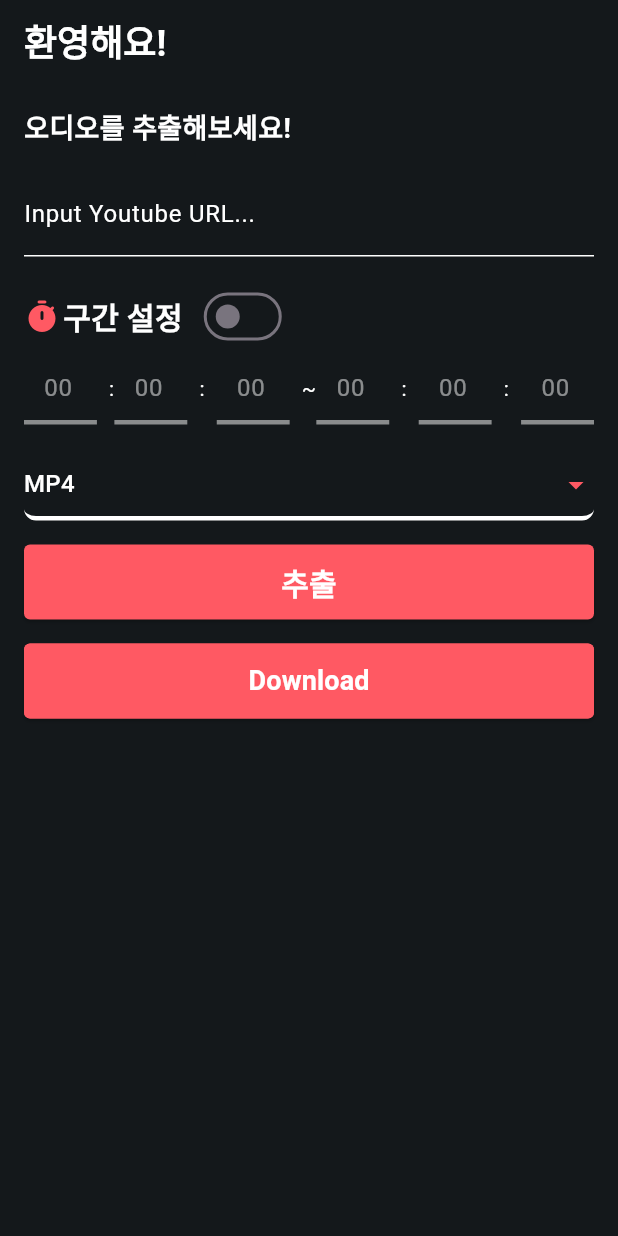
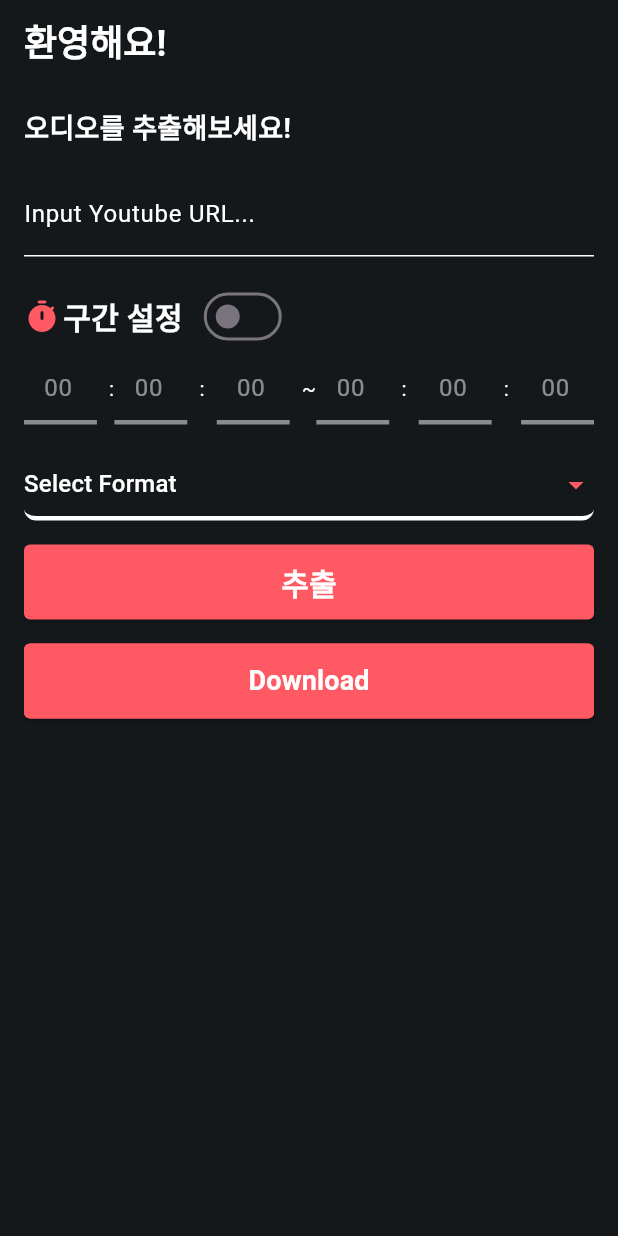
Before and after one commit to Chun-Bae/YoutubeAudioExtractor, a Flutter app: the screen it shows after launch, on a phone screen of 412 x 824 dp. Run offline on Flutter 3.47's test engine with Material 3 defaults, Android fonts, the phone set to English and light mode, and no system bars.

Commit message:
Regular Expression

```diff
--- a/lib/main.dart
+++ b/lib/main.dart
@@ -1,4 +1,5 @@
 import 'package:flutter/material.dart';
+import 'package:flutter/services.dart';
 
 void main() {
   runApp(HomePageWidget());
@@ -14,6 +15,38 @@ class HomePageWidget extends StatelessWidget {
   }
 }
 
+Widget TimeIntervalInput({
+  required bool isSegmentEnabled,
+  required TextEditingController timeController,
+}) {
+  return Expanded(
+    child: Opacity(
+      opacity: isSegmentEnabled ? 1.0 : 0.5,
+      child: TextField(
+        controller: timeController,
+        textAlign: TextAlign.center,
+        decoration: InputDecoration(
+          hintText: '00',
+          enabledBorder: UnderlineInputBorder(
+            borderSide: BorderSide(color: Colors.white, width: 3.0),
+          ),
+          focusedBorder: UnderlineInputBorder(
+            borderSide: BorderSide(color: Color(0xFFFF5963), width: 3.0),
+          ),
+          disabledBorder: UnderlineInputBorder(
+            borderSide: BorderSide(color: Colors.white, width: 3.0),
+          ),
+        ),
+        style: TextStyle(color: Colors.white),
+        enabled: isSegmentEnabled,
+        inputFormatters: [
+          FilteringTextInputFormatter.allow(RegExp(r'^([0-5]?[0-9]|60)$')),
+        ],
+      ),
+    ),
+  );
+}
+
 class HomeScreen extends StatefulWidget {
   @override
   _HomeScreenState createState() => _HomeScreenState();
@@ -21,18 +54,23 @@ class HomeScreen extends StatefulWidget {
 
 class _HomeScreenState extends State<HomeScreen> {
   TextEditingController _urlController = TextEditingController();
-  TextEditingController _startTimeController =
-      TextEditingController(text: '00');
-  TextEditingController _endTimeController = TextEditingController(text: '00');
+
+  final List<TextEditingController> _startTimeControllers = [
+    TextEditingController(text: '00'),
+    TextEditingController(text: '00'),
+    TextEditingController(text: '00'),
+  ];
+  final List<TextEditingController> _endTimeControllers = [
+    TextEditingController(text: '00'),
+    TextEditingController(text: '00'),
+    TextEditingController(text: '00'),
+  ];
+
   bool _isSegmentEnabled = false;
 
   void _toggleSegment(bool value) {
     setState(() {
       _isSegmentEnabled = value;
-      if (!value) {
-        _startTimeController.text = '00';
-        _endTimeController.text = '00';
-      }
     });
   }
 
@@ -108,189 +146,57 @@ class _HomeScreenState extends State<HomeScreen> {
             Row(
               mainAxisAlignment: MainAxisAlignment.spaceEvenly,
               children: [
-                Expanded(
-                  child: Opacity(
-                    opacity: _isSegmentEnabled ? 1.0 : 0.5,
-                    child: TextField(
-                      controller: _startTimeController,
-                      textAlign: TextAlign.center,
-                      decoration: InputDecoration(
-                        hintText: '00',
-                        enabledBorder: UnderlineInputBorder(
-                          borderSide:
-                              BorderSide(color: Colors.white, width: 3.0),
-                        ),
-                        focusedBorder: UnderlineInputBorder(
-                          borderSide:
-                              BorderSide(color: Color(0xFFFF5963), width: 3.0),
-                        ),
-                        disabledBorder: UnderlineInputBorder(
-                          borderSide:
-                              BorderSide(color: Colors.white, width: 3.0),
-                        ),
-                      ),
-                      style: TextStyle(color: Colors.white), // 입력 텍스트 색상 설정
-                      enabled: _isSegmentEnabled, // 활성화/비활성화
-                    ),
-                  ),
+                TimeIntervalInput(
+                  isSegmentEnabled: _isSegmentEnabled,
+                  timeController: _startTimeControllers[0],
                 ),
                 SizedBox(width: 8),
                 Text(
                   ':',
-                  style: TextStyle(color: Colors.white), // 콜론 텍스트 색상 설정
+                  style: TextStyle(color: Colors.white),
                 ),
-                Expanded(
-                  child: Opacity(
-                    opacity: _isSegmentEnabled ? 1.0 : 0.5,
-                    child: TextField(
-                      controller: _startTimeController,
-                      textAlign: TextAlign.center,
-                      decoration: InputDecoration(
-                        hintText: '00',
-                        enabledBorder: UnderlineInputBorder(
-                          borderSide:
-                              BorderSide(color: Colors.white, width: 3.0),
-                        ),
-                        focusedBorder: UnderlineInputBorder(
-                          borderSide:
-                              BorderSide(color: Color(0xFFFF5963), width: 3.0),
-                        ),
-                        disabledBorder: UnderlineInputBorder(
-                          borderSide:
-                              BorderSide(color: Colors.white, width: 3.0),
-                        ),
-                      ),
-                      style: TextStyle(color: Colors.white), // 입력 텍스트 색상 설정
-                      enabled: _isSegmentEnabled, // 활성화/비활성화
-                    ),
-                  ),
+                TimeIntervalInput(
+                  isSegmentEnabled: _isSegmentEnabled,
+                  timeController: _startTimeControllers[1],
                 ),
                 SizedBox(width: 8),
                 Text(
                   ':',
-                  style: TextStyle(color: Colors.white), // 콜론 텍스트 색상 설정
+                  style: TextStyle(color: Colors.white),
                 ),
                 SizedBox(width: 8),
-                Expanded(
-                  child: Opacity(
-                    opacity: _isSegmentEnabled ? 1.0 : 0.5,
-                    child: TextField(
-                      controller: _startTimeController,
-                      textAlign: TextAlign.center,
-                      decoration: InputDecoration(
-                        hintText: '00',
-                        enabledBorder: UnderlineInputBorder(
-                          borderSide:
-                              BorderSide(color: Colors.white, width: 3.0),
-                        ),
-                        focusedBorder: UnderlineInputBorder(
-                          borderSide:
-                              BorderSide(color: Color(0xFFFF5963), width: 3.0),
-                        ),
-                        disabledBorder: UnderlineInputBorder(
-                          borderSide:
-                              BorderSide(color: Colors.white, width: 3.0),
-                        ),
-                      ),
-                      style: TextStyle(color: Colors.white), // 입력 텍스트 색상 설정
-                      enabled: _isSegmentEnabled, // 활성화/비활성화
-                    ),
-                  ),
+                TimeIntervalInput(
+                  isSegmentEnabled: _isSegmentEnabled,
+                  timeController: _startTimeControllers[2],
                 ),
                 SizedBox(width: 8),
                 Text(
                   '~',
-                  style: TextStyle(color: Colors.white), // 물결 텍스트 색상 설정
+                  style: TextStyle(color: Colors.white),
                 ),
-                Expanded(
-                  child: Opacity(
-                    opacity: _isSegmentEnabled ? 1.0 : 0.5,
-                    child: TextField(
-                      controller: _startTimeController,
-                      textAlign: TextAlign.center,
-                      decoration: InputDecoration(
-                        hintText: '00',
-                        enabledBorder: UnderlineInputBorder(
-                          borderSide:
-                              BorderSide(color: Colors.white, width: 3.0),
-                        ),
-                        focusedBorder: UnderlineInputBorder(
-                          borderSide:
-                              BorderSide(color: Color(0xFFFF5963), width: 3.0),
-                        ),
-                        disabledBorder: UnderlineInputBorder(
-                          borderSide:
-                              BorderSide(color: Colors.white, width: 3.0),
-                        ),
-                      ),
-                      style: TextStyle(color: Colors.white), // 입력 텍스트 색상 설정
-                      enabled: _isSegmentEnabled, // 활성화/비활성화
-                    ),
-                  ),
+                TimeIntervalInput(
+                  isSegmentEnabled: _isSegmentEnabled,
+                  timeController: _endTimeControllers[0],
                 ),
                 SizedBox(width: 8),
                 Text(
                   ':',
-                  style: TextStyle(color: Colors.white), // 콜론 텍스트 색상 설정
+                  style: TextStyle(color: Colors.white),
                 ),
                 SizedBox(width: 8),
-                Expanded(
-                  child: Opacity(
-                    opacity: _isSegmentEnabled ? 1.0 : 0.5,
-                    child: TextField(
-                      controller: _startTimeController,
-                      textAlign: TextAlign.center,
-                      decoration: InputDecoration(
-                        hintText: '00',
-                        enabledBorder: UnderlineInputBorder(
-                          borderSide:
-                              BorderSide(color: Colors.white, width: 3.0),
-                        ),
-                        focusedBorder: UnderlineInputBorder(
-                          borderSide:
-                              BorderSide(color: Color(0xFFFF5963), width: 3.0),
-                        ),
-                        disabledBorder: UnderlineInputBorder(
-                          borderSide:
-                              BorderSide(color: Colors.white, width: 3.0),
-                        ),
-                      ),
-                      style: TextStyle(color: Colors.white), // 입력 텍스트 색상 설정
-                      enabled: _isSegmentEnabled, // 활성화/비활성화
-                    ),
-                  ),
+                TimeIntervalInput(
+                  isSegmentEnabled: _isSegmentEnabled,
+                  timeController: _endTimeControllers[1],
                 ),
                 SizedBox(width: 8),
                 Text(
                   ':',
-                  style: TextStyle(color: Colors.white), // 콜론 텍스트 색상 설정
+                  style: TextStyle(color: Colors.white),
                 ),
                 SizedBox(width: 8),
-                Expanded(
-                  child: Opacity(
-                    opacity: _isSegmentEnabled ? 1.0 : 0.5,
-                    child: TextField(
-                      controller: _startTimeController,
-                      textAlign: TextAlign.center,
-                      decoration: InputDecoration(
-                        hintText: '00',
-                        enabledBorder: UnderlineInputBorder(
-                          borderSide:
-                              BorderSide(color: Colors.white, width: 3.0),
-                        ),
-                        focusedBorder: UnderlineInputBorder(
-                          borderSide:
-                              BorderSide(color: Color(0xFFFF5963), width: 3.0),
-                        ),
-                        disabledBorder: UnderlineInputBorder(
-                          borderSide:
-                              BorderSide(color: Colors.white, width: 3.0),
-                        ),
-                      ),
-                      style: TextStyle(color: Colors.white), // 입력 텍스트 색상 설정
-                      enabled: _isSegmentEnabled, // 활성화/비활성화
-                    ),
-                  ),
+                TimeIntervalInput(
+                  isSegmentEnabled: _isSegmentEnabled,
+                  timeController: _endTimeControllers[2],
                 ),
               ],
             ),
@@ -314,17 +220,60 @@ class _HomeScreenState extends State<HomeScreen> {
                 ),
               ),
               dropdownColor: Color(0xFF14181B), // 드롭다운 배경색 설정
-              items: ['MP4', 'MP3'].map((String value) {
-                return DropdownMenuItem<String>(
-                  value: value,
-                  child: Text(value,
-                      style: TextStyle(color: Colors.white)), // 드롭다운 텍스트 색상 설정
-                );
-              }).toList(),
+              items: [
+                DropdownMenuItem<String>(
+                  value: "video",
+                  enabled: false,
+                  child: Text(
+                    "비디오 포맷",
+                    style: TextStyle(color: Colors.grey),
+                  ),
+                ),
+                ...[
+                  'MP4',
+                  'AVI',
+                  'MKV',
+                  'MOV',
+                  'FLV',
+                  'WMV',
+                  'MPEG',
+                  'WEBM',
+                  'OGV',
+                  'TS'
+                ].map<DropdownMenuItem<String>>((String value) {
+                  return DropdownMenuItem<String>(
+                    value: value,
+                    child: Text(value,
+                        style:
+                            TextStyle(color: Colors.white)), // 드롭다운 텍스트 색상 설정
+                  );
+                }).toList(),
+                DropdownMenuItem<String>(
+                  value: "audio",
+                  enabled: false,
+                  child: Text(
+                    "오디오 포맷",
+                    style: TextStyle(color: Colors.grey),
+                  ),
+                ),
+                ...['MP3', 'WAV', 'AAC', 'FLAC', 'OGG', 'M4A', 'WMA', 'OPUS']
+                    .map<DropdownMenuItem<String>>((String value) {
+                  return DropdownMenuItem<String>(
+                    value: value,
+                    child: Text(value,
+                        style:
+                            TextStyle(color: Colors.white)), // 드롭다운 텍스트 색상 설정
+                  );
+                }).toList(),
+              ],
               iconEnabledColor: Color(0xFFFF5963), // 드롭다운 화살표 색상 설정
-              onChanged: (newValue) {},
-              hint: Text('MP4',
-                  style: TextStyle(color: Colors.white)), // 힌트 텍스트 색상 설정
+              onChanged: (newValue) {
+                // 선택된 값 처리
+              },
+              hint: Text(
+                'Select Format',
+                style: TextStyle(color: Colors.white), // 힌트 텍스트 색상 설정
+              ),
             ),
             SizedBox(height: 16),
             ElevatedButton(
```
